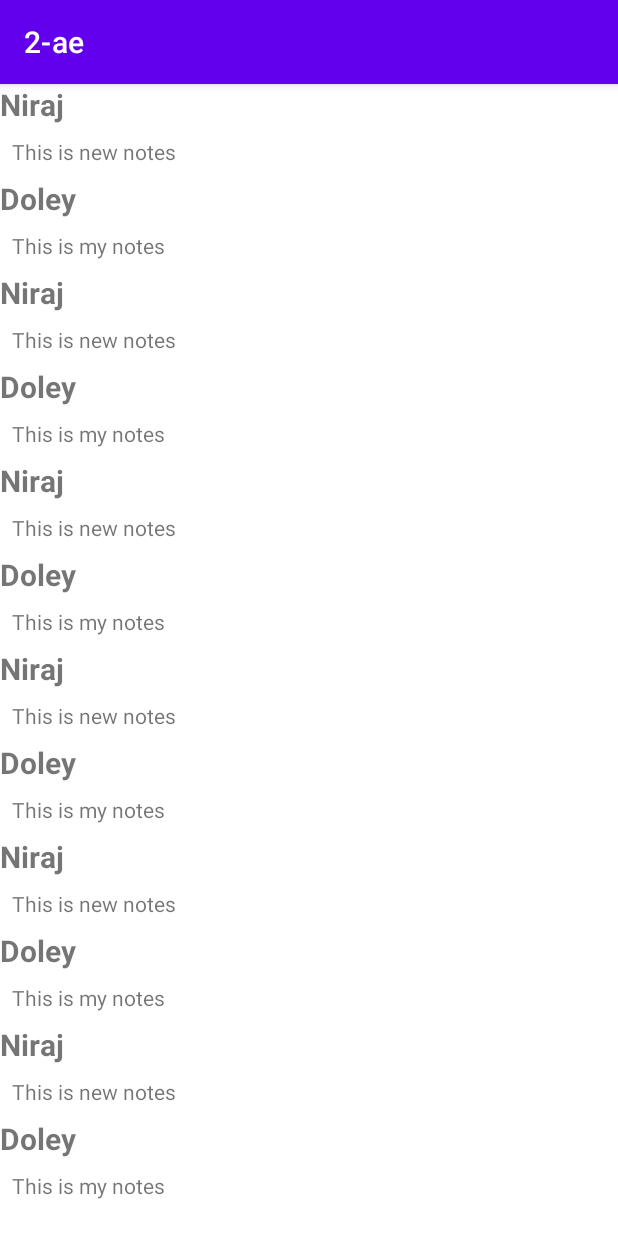
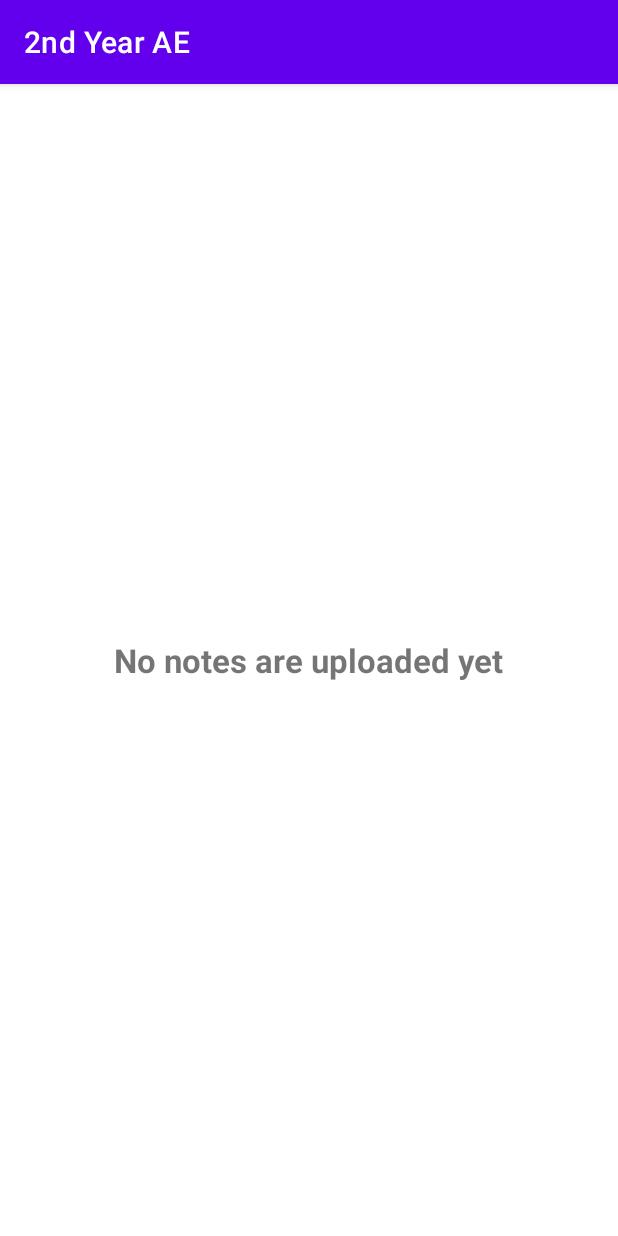
Before and after one commit to nirajdutta/NeristBuddy, an Android app: the NotesActivity screen opened directly, with no data from a screen before it, after a tap on "Agriculture", on a phone screen of 412 x 824 dp. Run offline under Robolectric (Android 15) with nearby library versions, the light colour scheme and no system bars; our stand-ins replace Firebase (no records; nobody signed in at launch, a user with empty details on screens opened directly); Roboto replaces fonts that are not available here; 3 other taps on this screen came first.

Commit message:
ViewNotesActivity.kt

```diff
--- a/app/build.gradle
+++ b/app/build.gradle
@@ -44,6 +44,8 @@ dependencies {
     implementation 'com.google.firebase:firebase-auth:20.0.3'
     implementation 'com.google.firebase:firebase-database:19.7.0'
     implementation 'de.hdodenhof:circleimageview:3.1.0'
+    implementation 'com.squareup.picasso:picasso:2.71828'
+
     testImplementation 'junit:junit:4.+'
     androidTestImplementation 'androidx.test.ext:junit:1.1.2'
     androidTestImplementation 'androidx.test.espresso:espresso-core:3.3.0'
--- a/app/src/main/java/com/diplomaproject/neristbuddy/activities/ViewNotesActivity.kt
+++ b/app/src/main/java/com/diplomaproject/neristbuddy/activities/ViewNotesActivity.kt
@@ -1,36 +1,92 @@
 package com.diplomaproject.neristbuddy.activities
 
 import android.os.Bundle
+import android.view.View
+import android.widget.ProgressBar
+import android.widget.RelativeLayout
+import android.widget.TextView
 import androidx.appcompat.app.AppCompatActivity
 import androidx.recyclerview.widget.LinearLayoutManager
 import androidx.recyclerview.widget.RecyclerView
 import com.diplomaproject.neristbuddy.R
 import com.diplomaproject.neristbuddy.adapter.NotesRecyclerAdapter
 import com.diplomaproject.neristbuddy.util.NotesList
+import com.google.firebase.auth.FirebaseAuth
+import com.google.firebase.database.DataSnapshot
+import com.google.firebase.database.DatabaseError
+import com.google.firebase.database.FirebaseDatabase
+import com.google.firebase.database.ValueEventListener
+import java.util.*
 
 class ViewNotesActivity : AppCompatActivity() {
+
+    var firebaseAuth = FirebaseAuth.getInstance()
+    var dbRef = FirebaseDatabase.getInstance().reference
+
+
+    lateinit var rlProgress: RelativeLayout
+    lateinit var progressBar: ProgressBar
     lateinit var recyclerView: RecyclerView
     lateinit var linearLayoutManager: LinearLayoutManager
-    var notesList = arrayListOf<NotesList>(NotesList("Niraj", "This is new notes", "abcd"),
-            NotesList("Doley", "This is my notes", "xyz"),NotesList("Niraj", "This is new notes", "abcd"),
-    NotesList("Doley", "This is my notes", "xyz"),NotesList("Niraj", "This is new notes", "abcd"),
-            NotesList("Doley", "This is my notes", "xyz"),NotesList("Niraj", "This is new notes", "abcd"),
-            NotesList("Doley", "This is my notes", "xyz"),NotesList("Niraj", "This is new notes", "abcd"),
-            NotesList("Doley", "This is my notes", "xyz"),NotesList("Niraj", "This is new notes", "abcd"),
-            NotesList("Doley", "This is my notes", "xyz"))
+    var notesList = arrayListOf<NotesList>()
     lateinit var notesRecyclerAdapter: NotesRecyclerAdapter
+    lateinit var year: String
+    lateinit var txtNoNotes: TextView
 
+
+    lateinit var branch: String
     override fun onCreate(savedInstanceState: Bundle?) {
         super.onCreate(savedInstanceState)
         setContentView(R.layout.activity_view_notes)
-        val year = intent.getStringExtra("year")
-        val branch = intent.getStringExtra("branch")
-        title = "$year-$branch"
+        year = intent.getStringExtra("year").toString()
+        branch = intent.getStringExtra("branch").toString()
+        title = "$year Year ${branch.toUpperCase(Locale.ROOT)}"
 
         recyclerView = findViewById(R.id.recyclerNotes)
+        rlProgress = findViewById(R.id.rlProgress)
+        progressBar = findViewById(R.id.progressbar)
+        txtNoNotes = findViewById(R.id.txtNoNotes)
+
+        rlProgress.visibility = View.VISIBLE
+        progressBar.visibility = View.VISIBLE
+
+
         linearLayoutManager = LinearLayoutManager(this)
-        notesRecyclerAdapter = NotesRecyclerAdapter(this, notesList)
-        recyclerView.layoutManager = linearLayoutManager
-        recyclerView.adapter = notesRecyclerAdapter
+
+
+        dbRef.child("Notes").child(year.toString()).child(branch.toString())
+            .addValueEventListener(object : ValueEventListener {
+                override fun onDataChange(snapshot: DataSnapshot) {
+                    notesList.clear()
+                    for (notes: DataSnapshot in snapshot.children) {
+                        val notes = NotesList(
+                            notes.child("name").value as String,
+                            notes.child("notes").value as String,
+                            notes.child("image").value as String,
+                            notes.child("uploadedBy").value as String,
+                        )
+                        notesList.add(notes)
+                        notesRecyclerAdapter =
+                            NotesRecyclerAdapter(this@ViewNotesActivity, notesList)
+                        recyclerView.layoutManager = linearLayoutManager
+                        notesRecyclerAdapter.notifyDataSetChanged()
+                        recyclerView.adapter = notesRecyclerAdapter
+                    }
+                    rlProgress.visibility = View.GONE
+                    progressBar.visibility = View.GONE
+                    if (notesList.size==0){
+                        txtNoNotes.visibility=View.VISIBLE
+                    }
+                }
+
+                override fun onCancelled(error: DatabaseError) {
+                    TODO("Not yet implemented")
+                }
+
+            })
+
+
+
     }
+
 }
--- a/app/src/main/java/com/diplomaproject/neristbuddy/adapter/NotesRecyclerAdapter.kt
+++ b/app/src/main/java/com/diplomaproject/neristbuddy/adapter/NotesRecyclerAdapter.kt
@@ -9,12 +9,14 @@ import android.widget.TextView
 import androidx.recyclerview.widget.RecyclerView
 import com.diplomaproject.neristbuddy.R
 import com.diplomaproject.neristbuddy.util.NotesList
+import com.squareup.picasso.Picasso
 
 class NotesRecyclerAdapter(var context: Context, var listOfNotes: ArrayList<NotesList>) : RecyclerView.Adapter<NotesRecyclerAdapter.NotesViewHolder>() {
     class NotesViewHolder(view: View) : RecyclerView.ViewHolder(view) {
         val txtName: TextView = view.findViewById(R.id.txtName)
         val txtNotes: TextView = view.findViewById(R.id.txtNotes)
         val imgNotes: ImageView = view.findViewById(R.id.imgNotes)
+        val txtUploadedBy:TextView=view.findViewById(R.id.uploadedBy)
     }
 
     override fun onCreateViewHolder(parent: ViewGroup, viewType: Int): NotesViewHolder {
@@ -24,8 +26,10 @@ class NotesRecyclerAdapter(var context: Context, var listOfNotes: ArrayList<Note
 
     override fun onBindViewHolder(holder: NotesViewHolder, position: Int) {
         var notesItem=listOfNotes[position]
-        holder.txtName.text=notesItem.name.toString()
+        holder.txtName.text=notesItem.topicName.toString()
         holder.txtNotes.text=notesItem.notes.toString()
+        holder.txtUploadedBy.text=notesItem.uploadedBy.toString()
+        Picasso.get().load(notesItem.image).placeholder(R.drawable.placeholder).error(R.drawable.error_image).into(holder.imgNotes)
 
     }
 
--- a/app/src/main/java/com/diplomaproject/neristbuddy/util/NotesList.kt
+++ b/app/src/main/java/com/diplomaproject/neristbuddy/util/NotesList.kt
@@ -1,7 +1,8 @@
 package com.diplomaproject.neristbuddy.util
 
 data class NotesList(
-        val name: String,
+        val topicName: String,
         val notes: String,
-        val image: String
+        val image: String,
+        val uploadedBy: String
 )
--- a/app/src/main/res/layout/activity_view_notes.xml
+++ b/app/src/main/res/layout/activity_view_notes.xml
@@ -1,14 +1,34 @@
 <?xml version="1.0" encoding="utf-8"?>
-<LinearLayout xmlns:android="http://schemas.android.com/apk/res/android"
-    xmlns:app="http://schemas.android.com/apk/res-auto"
+<RelativeLayout xmlns:android="http://schemas.android.com/apk/res/android"
     xmlns:tools="http://schemas.android.com/tools"
     android:layout_width="match_parent"
     android:layout_height="match_parent"
-    tools:context=".activities.ViewNotesActivity">
+    tools:context=".activities.ViewNotesActivity"
+    android:theme="@style/Theme.Design.Light">
+    <RelativeLayout
+        android:id="@+id/rlProgress"
+        android:layout_width="match_parent"
+        android:layout_height="match_parent"
+        >
+        <ProgressBar
+            android:id="@+id/progressbar"
+            android:layout_width="wrap_content"
+            android:layout_height="wrap_content"
+            android:layout_centerInParent="true" />
+    </RelativeLayout>
     <androidx.recyclerview.widget.RecyclerView
         android:id="@+id/recyclerNotes"
         android:layout_width="match_parent"
-        android:layout_height="match_parent"
-        />
+        android:layout_height="match_parent" />
+    <TextView
+        android:id="@+id/txtNoNotes"
+        android:visibility="gone"
+        android:textSize="22sp"
+        android:textStyle="bold"
+        android:layout_centerInParent="true"
+        android:layout_width="wrap_content"
+        android:layout_height="wrap_content"
+        android:text="No notes are uploaded yet"/>
 
-</LinearLayout>
+
+</RelativeLayout>
```
Also changed, not shown: app/src/main/java/com/diplomaproject/neristbuddy/activities/NotesActivity.kt (+42 -54 lines), app/src/main/res/drawable/border.xml (added, +9 -0 lines), app/src/main/res/layout/recycler_notes_single_row.xml (+29 -6 lines), app/src/main/res/drawable/error_image.png (added), app/src/main/res/drawable/placeholder.png (added).
